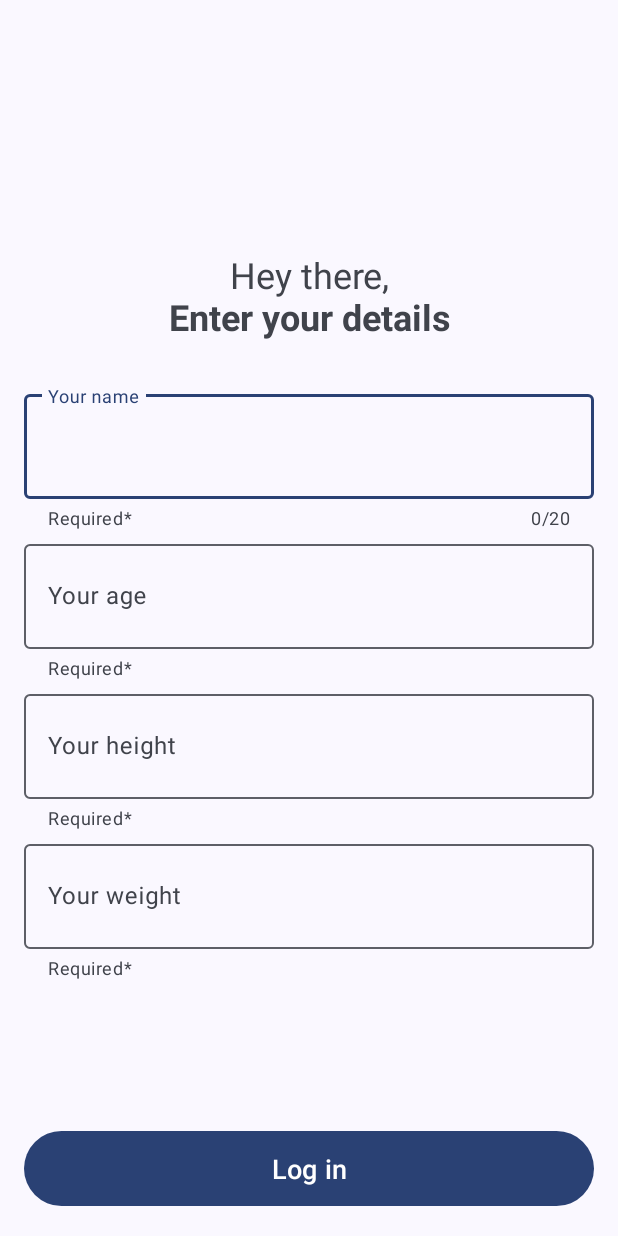
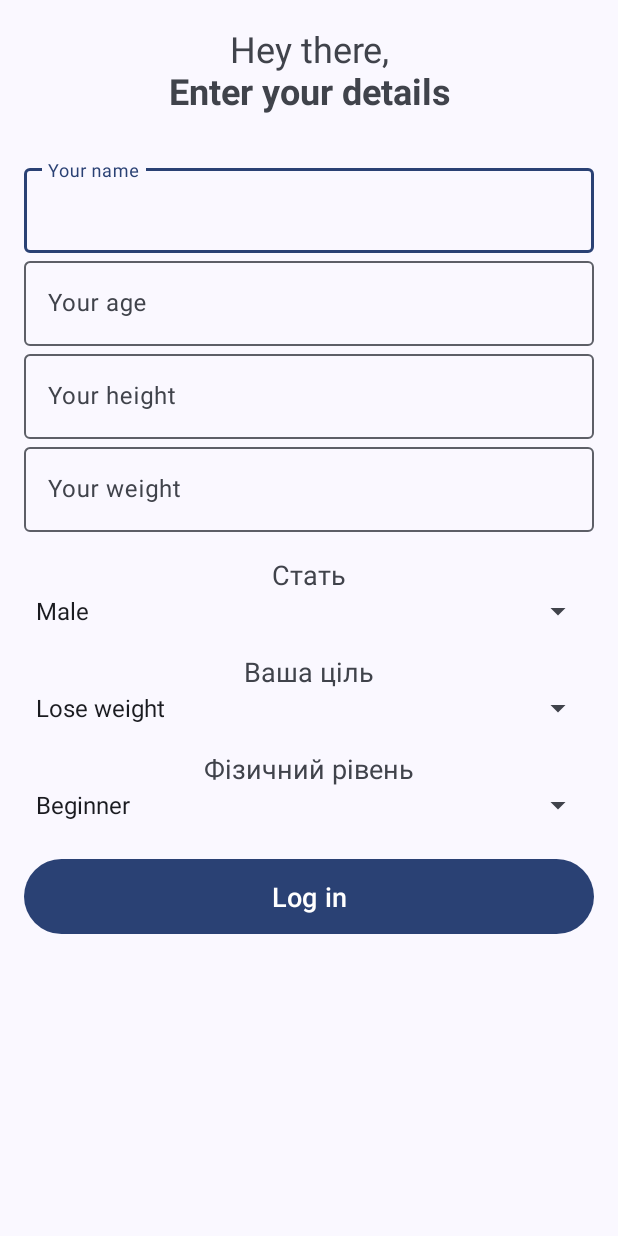
Before and after one commit to AndDemon/DailyQuest, an Android app: the screen it shows after launch (LoginActivity), after a tap on "Log in", on a phone screen of 412 x 824 dp. Run offline under Robolectric (Android 15) with nearby library versions, the phone set to English and light mode, and no system bars; our stand-ins replace Room's generated code.

Commit message:
initial commit

```diff
--- a/app/build.gradle.kts
+++ b/app/build.gradle.kts
@@ -2,6 +2,7 @@ plugins {
     alias(libs.plugins.android.application)
     alias(libs.plugins.kotlin.android)
     id("com.google.devtools.ksp")
+    id ("androidx.navigation.safeargs.kotlin")
 
 }
 
@@ -65,4 +66,7 @@ dependencies {
     implementation(libs.androidx.navigation.ui)
     implementation(libs.androidx.fragment.ktx)
 
+
+
+
 }
--- /dev/null
+++ b/app/src/main/java/com/hrysenko/dailyquest/App.kt
@@ -0,0 +1,6 @@
+package com.hrysenko.dailyquest
+
+import android.app.Application
+
+class App: Application() {
+}
--- /dev/null
+++ b/app/src/main/java/com/hrysenko/dailyquest/Repository.kt
@@ -0,0 +1,4 @@
+package com.hrysenko.dailyquest
+
+object Repository{
+}
--- a/app/src/main/java/com/hrysenko/dailyquest/room/database/AppDatabase.kt
+++ b/app/src/main/java/com/hrysenko/dailyquest/models/AppDatabase.kt
@@ -1,14 +1,14 @@
-package com.hrysenko.dailyquest.room.database
+package com.hrysenko.dailyquest.models
 import android.content.Context
 import androidx.room.Database
 import androidx.room.Room
 import androidx.room.RoomDatabase
-import com.hrysenko.dailyquest.room.dao.QuestDao
-import com.hrysenko.dailyquest.room.dao.UserDao
-import com.hrysenko.dailyquest.room.entities.Quest
-import com.hrysenko.dailyquest.room.entities.User
+import com.hrysenko.dailyquest.models.quest.room.QuestDao
+import com.hrysenko.dailyquest.models.user.room.UserDao
+import com.hrysenko.dailyquest.models.quest.room.Quest
+import com.hrysenko.dailyquest.models.user.room.User
 
-@Database(entities = [User::class, Quest::class], version = 1, exportSchema = false)
+@Database(entities = [User::class, Quest::class], version = 2, exportSchema = false)
 abstract class AppDatabase : RoomDatabase() {
     abstract fun userDao(): UserDao
     abstract fun questDao(): QuestDao
--- a/app/src/main/java/com/hrysenko/dailyquest/room/entities/Quest.kt
+++ b/app/src/main/java/com/hrysenko/dailyquest/models/quest/room/Quest.kt
@@ -1,4 +1,4 @@
-package com.hrysenko.dailyquest.room.entities
+package com.hrysenko.dailyquest.models.quest.room
 
 import androidx.room.Entity
 import androidx.room.PrimaryKey
--- a/app/src/main/java/com/hrysenko/dailyquest/room/dao/QuestDao.kt
+++ b/app/src/main/java/com/hrysenko/dailyquest/models/quest/room/QuestDao.kt
@@ -1,6 +1,5 @@
-package com.hrysenko.dailyquest.room.dao
+package com.hrysenko.dailyquest.models.quest.room
 import androidx.room.*
-import com.hrysenko.dailyquest.room.entities.Quest
 
 @Dao
 interface QuestDao {
--- a/app/src/main/java/com/hrysenko/dailyquest/room/dao/UserDao.kt
+++ b/app/src/main/java/com/hrysenko/dailyquest/models/user/room/UserDao.kt
@@ -1,11 +1,10 @@
-package com.hrysenko.dailyquest.room.dao
+package com.hrysenko.dailyquest.models.user.room
 import androidx.room.*
-import com.hrysenko.dailyquest.room.entities.User
 
 @Dao
 interface UserDao {
     @Insert(onConflict = OnConflictStrategy.REPLACE)
-    suspend fun insert(user: User)
+    suspend fun insertUser(user: User)
 
     @Update
     suspend fun updateUser(user: User)
--- a/app/src/main/java/com/hrysenko/dailyquest/presentation/login/LoginActivity.kt
+++ b/app/src/main/java/com/hrysenko/dailyquest/presentation/login/LoginActivity.kt
@@ -1,29 +1,41 @@
 package com.hrysenko.dailyquest.presentation.login
 
 import android.content.Intent
+import android.content.SharedPreferences
 import android.os.Bundle
 import android.widget.Toast
 import androidx.appcompat.app.AppCompatActivity
 import androidx.lifecycle.lifecycleScope
+import com.hrysenko.dailyquest.R
 import com.hrysenko.dailyquest.databinding.ActivityLoginBinding
+import com.hrysenko.dailyquest.models.AppDatabase
+import com.hrysenko.dailyquest.models.user.room.User
 import com.hrysenko.dailyquest.presentation.main.MainActivity
-import com.hrysenko.dailyquest.room.database.AppDatabase
-import com.hrysenko.dailyquest.room.entities.User
 import kotlinx.coroutines.Dispatchers
 import kotlinx.coroutines.launch
 import kotlinx.coroutines.withContext
-import kotlin.concurrent.thread
 
 class LoginActivity : AppCompatActivity() {
 
     private lateinit var binding: ActivityLoginBinding
     private lateinit var database: AppDatabase
+    private lateinit var preferences: SharedPreferences
 
     override fun onCreate(savedInstanceState: Bundle?) {
         super.onCreate(savedInstanceState)
+
+
+        preferences = getSharedPreferences("dailyquest_prefs", MODE_PRIVATE)
+
+
+        if (preferences.getBoolean("is_registered", false)) {
+            startActivity(Intent(this, MainActivity::class.java))
+            finish()
+            return
+        }
+
         binding = ActivityLoginBinding.inflate(layoutInflater)
         setContentView(binding.root)
-
 
         database = AppDatabase.getDatabase(this)
 
@@ -37,19 +49,30 @@ class LoginActivity : AppCompatActivity() {
         val age = binding.loginAge.text.toString().toIntOrNull()
         val height = binding.loginHeight.text.toString().toDoubleOrNull()
         val weight = binding.loginWeight.text.toString().toDoubleOrNull()
-        val sex = "Unknown"
+        val sex = binding.loginSex.selectedItem.toString()
+        val goal = binding.loginGoal.selectedItem.toString()
+        val physLevel = binding.loginPhysLevel.selectedItem.toString()
 
         if (name.isEmpty() || age == null || height == null || weight == null) {
-            Toast.makeText(this, "Будь ласка, заповніть усі поля!", Toast.LENGTH_SHORT).show()
+            Toast.makeText(this, getString(R.string.pl_fill_all), Toast.LENGTH_SHORT).show()
             return
         }
 
-        val user = User(name = name, age = age, height = height, weight = weight, sex = sex)
-
+        val user = User(
+            name = name,
+            age = age,
+            height = height,
+            weight = weight,
+            sex = sex,
+            goal = goal,
+            physLevel = physLevel
+        )
 
         lifecycleScope.launch(Dispatchers.IO) {
-            database.userDao().insert(user)
+            database.userDao().insertUser(user)
 
+            // Зберігаємо інформацію, що користувач зареєстрований
+            preferences.edit().putBoolean("is_registered", true).apply()
 
             withContext(Dispatchers.Main) {
                 Toast.makeText(this@LoginActivity, "Дані збережено!", Toast.LENGTH_SHORT).show()
@@ -58,5 +81,4 @@ class LoginActivity : AppCompatActivity() {
             }
         }
     }
-
 }
--- /dev/null
+++ b/app/src/main/res/drawable/ic_default_avatar.xml
@@ -0,0 +1,5 @@
+<vector xmlns:android="http://schemas.android.com/apk/res/android" android:height="24dp" android:tint="#000000" android:viewportHeight="24" android:viewportWidth="24" android:width="24dp">
+
+    <path android:fillColor="@android:color/white" android:pathData="M12,12c2.21,0 4,-1.79 4,-4s-1.79,-4 -4,-4 -4,1.79 -4,4 1.79,4 4,4zM12,14c-2.67,0 -8,1.34 -8,4v2h16v-2c0,-2.66 -5.33,-4 -8,-4z"/>
+
+</vector>
--- a/app/src/main/res/layout/activity_login.xml
+++ b/app/src/main/res/layout/activity_login.xml
@@ -1,20 +1,23 @@
 <?xml version="1.0" encoding="utf-8"?>
-<androidx.constraintlayout.widget.ConstraintLayout xmlns:android="http://schemas.android.com/apk/res/android"
+<androidx.constraintlayout.widget.ConstraintLayout
+    xmlns:android="http://schemas.android.com/apk/res/android"
     xmlns:app="http://schemas.android.com/apk/res-auto"
     xmlns:tools="http://schemas.android.com/tools"
     android:id="@+id/main"
     android:layout_width="match_parent"
     android:layout_height="match_parent"
-    tools:context=".presentation.login.LoginActivity">
+    tools:context="com.hrysenko.dailyquest.presentation.login.LoginActivity">
+
+    <ScrollView
+        android:layout_width="match_parent"
+        android:layout_height="match_parent">
 
         <LinearLayout
             android:layout_width="match_parent"
-        android:layout_height="match_parent"
+            android:layout_height="wrap_content"
             android:gravity="center"
             android:orientation="vertical"
-        app:layout_constraintEnd_toEndOf="parent"
-        app:layout_constraintHorizontal_bias="0.5"
-        app:layout_constraintStart_toStartOf="parent">
+            android:padding="16dp">
 
             <TextView
                 android:layout_width="wrap_content"
@@ -24,93 +27,115 @@
                 android:gravity="center"
                 android:layout_marginBottom="30dp" />
 
+
             <com.google.android.material.textfield.TextInputLayout
                 android:layout_width="match_parent"
-            android:layout_height="100dp"
-            android:layout_marginHorizontal="16dp"
-            app:counterEnabled="true"
-            app:counterMaxLength="20"
-            app:endIconMode="clear_text"
-            app:helperText="@string/required">
+                android:layout_height="wrap_content"
+                app:endIconMode="clear_text">
 
                 <com.google.android.material.textfield.TextInputEditText
                     android:id="@+id/loginName"
                     android:layout_width="match_parent"
-                android:layout_height="70dp"
-                android:autofillHints="name"
-                android:drawablePadding="8dp"
+                    android:layout_height="wrap_content"
                     android:hint="@string/your_name"
-                android:inputType="text"
-                android:maxLength="21"
-                android:padding="8dp" />
+                    android:inputType="text" />
             </com.google.android.material.textfield.TextInputLayout>
+
 
             <com.google.android.material.textfield.TextInputLayout
                 android:layout_width="match_parent"
-            android:layout_height="100dp"
-            android:layout_marginHorizontal="16dp"
-            app:endIconMode="clear_text"
-            app:helperText="@string/required">
+                android:layout_height="wrap_content"
+                app:endIconMode="clear_text">
 
                 <com.google.android.material.textfield.TextInputEditText
                     android:id="@+id/loginAge"
                     android:layout_width="match_parent"
-                android:layout_height="70dp"
-                android:drawablePadding="8dp"
+                    android:layout_height="wrap_content"
                     android:hint="@string/your_age"
-                android:inputType="number"
-                android:maxLength="3"
-                android:padding="8dp" />
+                    android:inputType="number" />
             </com.google.android.material.textfield.TextInputLayout>
 
+            <!-- Поле Зріст -->
             <com.google.android.material.textfield.TextInputLayout
                 android:layout_width="match_parent"
-            android:layout_height="100dp"
-            android:layout_marginHorizontal="16dp"
-            app:endIconMode="clear_text"
-            app:helperText="@string/required">
+                android:layout_height="wrap_content"
+                app:endIconMode="clear_text">
 
                 <com.google.android.material.textfield.TextInputEditText
                     android:id="@+id/loginHeight"
                     android:layout_width="match_parent"
-                android:layout_height="70dp"
-                android:drawablePadding="8dp"
+                    android:layout_height="wrap_content"
                     android:hint="@string/your_height"
-                android:inputType="number"
-                android:maxLength="3"
-                android:padding="8dp" />
+                    android:inputType="numberDecimal" />
             </com.google.android.material.textfield.TextInputLayout>
+
 
             <com.google.android.material.textfield.TextInputLayout
                 android:layout_width="match_parent"
-            android:layout_height="100dp"
-            android:layout_marginHorizontal="16dp"
-            app:endIconMode="clear_text"
-            app:helperText="@string/required">
+                android:layout_height="wrap_content"
+                app:endIconMode="clear_text">
 
                 <com.google.android.material.textfield.TextInputEditText
                     android:id="@+id/loginWeight"
                     android:layout_width="match_parent"
-                android:layout_height="70dp"
-                android:drawablePadding="8dp"
+                    android:layout_height="wrap_content"
                     android:hint="@string/your_weight"
-                android:inputType="number"
-                android:maxLength="3"
-                android:padding="8dp" />
+                    android:inputType="numberDecimal" />
             </com.google.android.material.textfield.TextInputLayout>
+
+
+            <TextView
+                android:layout_width="wrap_content"
+                android:layout_height="wrap_content"
+                android:text="Стать"
+                android:textSize="18sp"
+                android:layout_marginTop="16dp" />
+
+            <Spinner
+                android:id="@+id/loginSex"
+                android:layout_width="match_parent"
+                android:layout_height="wrap_content"
+                android:entries="@array/sex_options" />
+
+
+            <TextView
+                android:layout_width="wrap_content"
+                android:layout_height="wrap_content"
+                android:text="Ваша ціль"
+                android:textSize="18sp"
+                android:layout_marginTop="16dp" />
+
+            <Spinner
+                android:id="@+id/loginGoal"
+                android:layout_width="match_parent"
+                android:layout_height="wrap_content"
+                android:entries="@array/goal_options" />
+
+
+            <TextView
+                android:layout_width="wrap_content"
+                android:layout_height="wrap_content"
+                android:text="Фізичний рівень"
+                android:textSize="18sp"
+                android:layout_marginTop="16dp" />
+
+            <Spinner
+                android:id="@+id/loginPhysLevel"
+                android:layout_width="match_parent"
+                android:layout_height="wrap_content"
+                android:entries="@array/phys_level_options" />
+
+
+            <Button
+                android:id="@+id/loginBtn"
+                android:layout_width="match_parent"
+                android:layout_height="58dp"
+                android:text="@string/log_in"
+                android:textSize="18sp"
+                android:layout_marginTop="20dp" />
 
         </LinearLayout>
 
-    <Button
-        android:id="@+id/loginBtn"
-        android:layout_width="0dp"
-        android:layout_height="58dp"
-        android:layout_marginHorizontal="16dp"
-        android:layout_marginBottom="16dp"
-        android:text="@string/log_in"
-        android:textSize="18dp"
-        app:layout_constraintBottom_toBottomOf="parent"
-        app:layout_constraintEnd_toEndOf="parent"
-        app:layout_constraintStart_toStartOf="parent" />
+    </ScrollView>
 
 </androidx.constraintlayout.widget.ConstraintLayout>
--- a/app/src/main/res/navigation/nav_graph.xml
+++ /dev/null
@@ -1,6 +0,0 @@
-<?xml version="1.0" encoding="utf-8"?>
-<navigation xmlns:android="http://schemas.android.com/apk/res/android"
-    xmlns:app="http://schemas.android.com/apk/res-auto"
-    android:id="@+id/nav_graph">
-
-</navigation>
--- a/app/src/main/res/values/strings.xml
+++ b/app/src/main/res/values/strings.xml
@@ -7,5 +7,23 @@
     <string name="your_weight">Your weight</string>
     <string name="log_in">Log in</string>
     <string name="required">Required*</string>
+    <string name="pl_fill_all">Будь ласка, заповніть усі поля!</string>
+
+    <string-array name="sex_options">
+        <item>Male</item>
+        <item>Female</item>
+    </string-array>
+
+    <string-array name="goal_options">
+        <item>Lose weight</item>
+        <item>Gain muscle mass</item>
+        <item>Maintain fitness</item>
+    </string-array>
+
+    <string-array name="phys_level_options">
+        <item>Beginner</item>
+        <item>Intermediate</item>
+        <item>Advanced</item>
+    </string-array>
 
 </resources>
--- a/gradle/libs.versions.toml
+++ b/gradle/libs.versions.toml
@@ -10,13 +10,14 @@ appcompat = "1.7.0"
 material = "1.12.0"
 activity = "1.10.0"
 constraintlayout = "2.2.0"
-navigationUi = "2.8.5"
+navigationUi = "2.8.6"
 roomRuntimeVersion = "2.6.1"
 
 [libraries]
 androidx-core-ktx = { group = "androidx.core", name = "core-ktx", version.ref = "coreKtx" }
 androidx-fragment-ktx = { module = "androidx.fragment:fragment-ktx", version.ref = "fragmentKtx" }
 androidx-navigation-fragment = { module = "androidx.navigation:navigation-fragment", version.ref = "navigationUi" }
+androidx-navigation-safe-args-gradle-plugin = { module = "androidx.navigation:navigation-safe-args-gradle-plugin", version.ref = "navigationUi" }
 androidx-navigation-ui = { module = "androidx.navigation:navigation-ui", version.ref = "navigationUi" }
 androidx-room-ktx = { module = "androidx.room:room-ktx", version.ref = "roomRuntimeVersion" }
 androidx-room-room-compiler = { module = "androidx.room:room-compiler", version.ref = "roomRuntimeVersion" }
```
Also changed, not shown: app/src/main/AndroidManifest.xml (+4 -3 lines), app/src/main/java/com/hrysenko/dailyquest/models/user/room/User.kt (added, +17 -0 lines), app/src/main/java/com/hrysenko/dailyquest/presentation/main/MainActivity.kt (+16 -11 lines), app/src/main/java/com/hrysenko/dailyquest/room/entities/User.kt (deleted, +0 -14 lines), app/src/main/res/layout/activity_main.xml (+41 -7 lines), build.gradle.kts (+9 -1 lines), 1 other file. Lines whose indentation alone changed are shown as unchanged.
